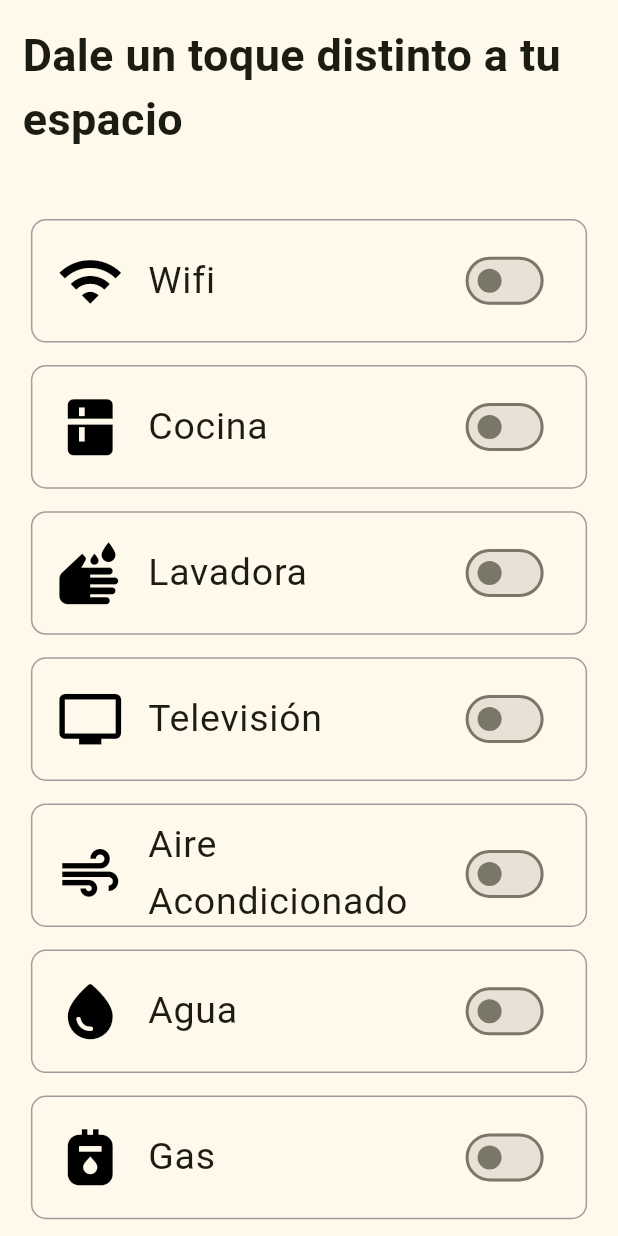
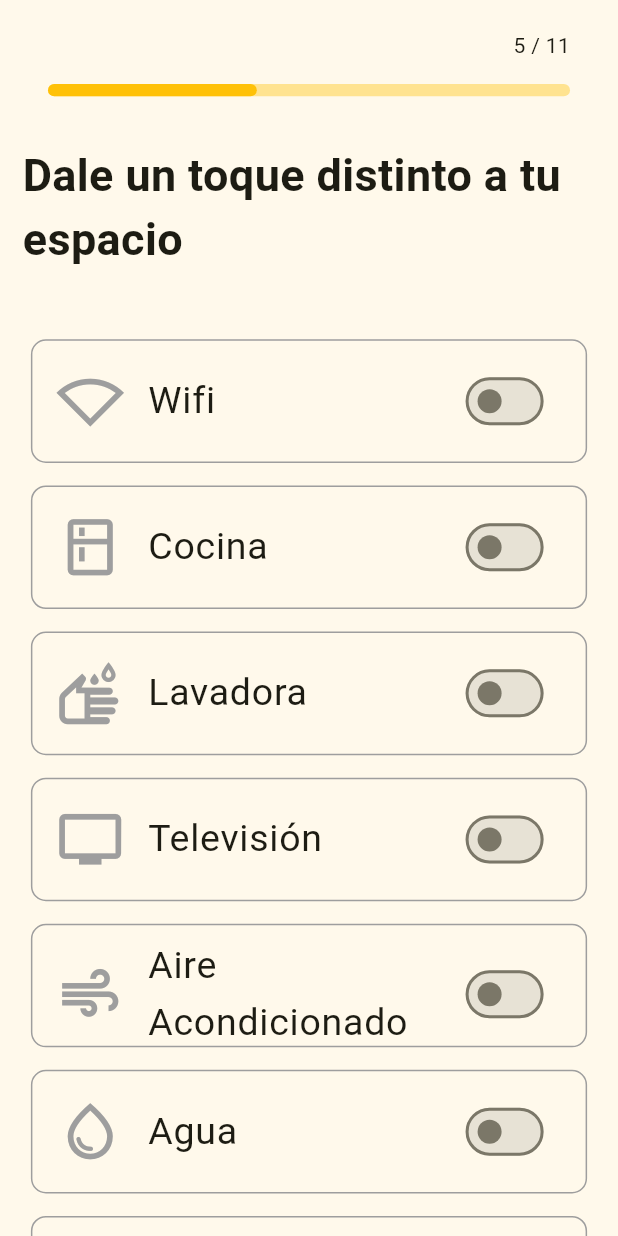
Before and after one commit to CanulMena/StudentHive, a Flutter app: the AppStepsCreatePublications screen opened directly, swiped to page 5, on a phone screen of 412 x 824 dp. Run offline on Flutter 3.47's test engine with Material 3 defaults, Android fonts, the phone set to English and light mode, and no system bars; our stand-ins replace card_swiper, dio, go_router.

Commit message:
Inserto to progress to create publication

```diff
--- a/lib/presentation/delegates/search_publication_delegate.dart
+++ b/lib/presentation/delegates/search_publication_delegate.dart
@@ -24,12 +24,12 @@ class SearchPublicationDelegate extends SearchDelegate{
 
   @override
   Widget buildResults(BuildContext context) {
-    return Text('buildResult');
+    return const Text('buildResult');
   }
 
   @override
   Widget buildSuggestions(BuildContext context) {
-    return Text('buildSuggestions');
+    return const Text('buildSuggestions');
   }
 
 
--- a/lib/presentation/views/widgets/widgets_views/account_view.dart/create_publication/app_steps_create_publications.dart
+++ b/lib/presentation/views/widgets/widgets_views/account_view.dart/create_publication/app_steps_create_publications.dart
@@ -1,8 +1,5 @@
 import 'package:flutter/material.dart';
 import 'package:studenthive/presentation/views/widgets/widgets_views/account_view.dart/create_publication/screen_create_publication.dart';
-import 'package:studenthive/presentation/views/widgets/widgets_views/account_view.dart/create_publication/steps_for_creation_publication/house_add_description.dart';
-import 'package:studenthive/presentation/views/widgets/widgets_views/account_view.dart/create_publication/steps_for_creation_publication/house_add_title.dart';
-import 'package:studenthive/presentation/views/widgets/widgets_views/account_view.dart/create_publication/steps_for_creation_publication/house_price.dart';
 
 class AppStepsCreatePublications extends StatefulWidget {
   const AppStepsCreatePublications({super.key});
@@ -16,12 +13,32 @@ class _AppStepsCreatePublicationsState
     extends State<AppStepsCreatePublications> {
   final PageController _pageController = PageController();
 
+  double _currentPage = 0;
+
+  @override
+  void initState() {
+    super.initState();
+    _pageController.addListener(() {
+      setState(() {
+        _currentPage = _pageController.page!;
+      });
+    });
+  }
+
   @override
   Widget build(BuildContext context) {
     return Scaffold(
-      body: Stack(
+        body: Column(
           children: [
-          PageView(
+            const SizedBox(
+              height: 20,
+            ),
+            Padding(
+              padding: const EdgeInsets.symmetric(horizontal: 32),
+              child: StepProgess(currentStep: _currentPage, steps: 11),
+            ),
+            Expanded(
+              child: PageView(
                 controller: _pageController,
                 children: const [
                   TypeHouse(),
@@ -35,9 +52,13 @@ class _AppStepsCreatePublicationsState
                   HouseAddDescription(),
                   HousePrice(),
                 ],
-          )
+              ),
+            ),
           ],
         ),
+        // bottomNavigationBar: BottomButtons(
+        //   pageController: _pageController,
+        // )
     );
   }
 }
--- /dev/null
+++ b/lib/presentation/views/widgets/widgets_views/account_view.dart/create_publication/routerAnimation/steps_progress.dart
@@ -0,0 +1,70 @@
+import 'package:flutter/material.dart';
+
+class StepProgess extends StatefulWidget {
+  final double currentStep;
+  final int steps;
+
+  const StepProgess({
+    Key? key,
+    required this.currentStep,
+    required this.steps,
+  }) : super(key: key);
+
+  @override
+  State<StepProgess> createState() => _StepProgessState();
+}
+
+class _StepProgessState extends State<StepProgess> {
+  double widhtProgress = 0;
+
+  @override
+  void initState() {
+    _onSizeWidget();
+    super.initState();
+  }
+
+  void _onSizeWidget() {
+    WidgetsBinding.instance.addPostFrameCallback((timeStep) {
+      if (context.size is Size) {
+        Size size = context.size!;
+        widhtProgress = size.width / (widget.steps - 1);
+      }
+    });
+  }
+
+  @override
+  Widget build(BuildContext context) {
+    final size = MediaQuery.of(context).size;
+    return Column(
+      children: [
+        Row(
+          mainAxisAlignment: MainAxisAlignment.end,
+          children: [
+            Text(
+                '${(widget.currentStep + 1).toInt()} / ${widget.steps.toInt()}'),
+          ],
+        ),
+        Container(
+          height: size.height * 0.01,
+          width: size.width * 0.9,
+          margin: const EdgeInsets.symmetric(vertical: 16),
+          // ignore: sort_child_properties_last
+          child: Stack(
+            children: [
+              AnimatedContainer(
+                width: widhtProgress * widget.currentStep,
+                duration: const Duration(milliseconds: 300),
+                decoration: const BoxDecoration(
+                    color: Colors.amber,
+                    borderRadius: BorderRadius.all(Radius.circular(8))),
+              ),
+            ],
+          ),
+          decoration: BoxDecoration(
+              color: Colors.amber.withOpacity(0.4),
+              borderRadius: const BorderRadius.all(Radius.circular(8))),
+        )
+      ],
+    );
+  }
+}
--- a/lib/presentation/views/widgets/widgets_views/account_view.dart/create_publication/screen_create_publication.dart
+++ b/lib/presentation/views/widgets/widgets_views/account_view.dart/create_publication/screen_create_publication.dart
@@ -5,3 +5,7 @@ export 'package:studenthive/presentation/views/widgets/widgets_views/account_vie
 export 'package:studenthive/presentation/views/widgets/widgets_views/account_view.dart/create_publication/steps_for_creation_publication/type_house.dart';
 export 'package:studenthive/presentation/views/widgets/widgets_views/account_view.dart/create_publication/steps_for_creation_publication/who_else.dart';
 export 'package:studenthive/presentation/views/widgets/widgets_views/account_view.dart/create_publication/utils_for_creation_publication/view_images_create_publication.dart';
+export 'package:studenthive/presentation/views/widgets/widgets_views/account_view.dart/create_publication/routerAnimation/steps_progress.dart';
+export 'package:studenthive/presentation/views/widgets/widgets_views/account_view.dart/create_publication/steps_for_creation_publication/house_add_description.dart';
+export 'package:studenthive/presentation/views/widgets/widgets_views/account_view.dart/create_publication/steps_for_creation_publication/house_add_title.dart';
+export 'package:studenthive/presentation/views/widgets/widgets_views/account_view.dart/create_publication/steps_for_creation_publication/house_price.dart';
--- a/lib/presentation/views/widgets/widgets_views/account_view.dart/create_publication/steps_for_creation_publication/house_service.dart
+++ b/lib/presentation/views/widgets/widgets_views/account_view.dart/create_publication/steps_for_creation_publication/house_service.dart
@@ -7,64 +7,72 @@ class HouseService extends StatelessWidget {
   @override
   Widget build(BuildContext context) {
     return Center(
-      child: Column(
-        children: [
+      child: ListView(children: const [
+        Column(children: [
           //? clase que se encuentra en el archivo container_title_appbar.dart
-          const TitleAppbar(title: 'Dale un toque distinto a tu espacio'),
-          const SizedBox(height: 30),
-          Expanded(
-            child: ListView(children: const [
+          TitleAppbar(title: 'Dale un toque distinto a tu espacio'),
+          SizedBox(height: 30),
           Column(
             children: [
               SwitchListTileExample(
-                    icon: Icons.wifi,
+                iconChanged: Icons.signal_wifi_4_bar,
                 text: 'Wifi',
+                icon: Icons.signal_wifi_0_bar_outlined,
               ),
               SizedBox(height: 15),
               SwitchListTileExample(
-                    icon: Icons.kitchen,
+                icon: Icons.kitchen_outlined,
                 text: 'Cocina',
+                iconChanged: Icons.kitchen,
               ),
               SizedBox(height: 15),
               SwitchListTileExample(
-                    icon: Icons.wash,
+                icon: Icons.wash_outlined,
                 text: 'Lavadora',
+                iconChanged: Icons.wash,
               ),
               SizedBox(height: 15),
               SwitchListTileExample(
                 icon: Icons.tv,
                 text: 'Televisión',
+                iconChanged: Icons.tv,
               ),
               SizedBox(height: 15),
               SwitchListTileExample(
                 icon: Icons.air_outlined,
                 text: 'Aire Acondicionado',
+                iconChanged: Icons.air,
               ),
               SizedBox(height: 15),
               SwitchListTileExample(
-                    icon: Icons.water_drop_rounded,
+                icon: Icons.water_drop_outlined,
                 text: 'Agua',
+                iconChanged: Icons.water_drop,
               ),
               SizedBox(height: 15),
               SwitchListTileExample(
-                    icon: Icons.gas_meter,
+                icon: Icons.gas_meter_outlined,
                 text: 'Gas',
+                iconChanged: Icons.gas_meter,
               ),
             ],
           ),
         ]),
-          ),
-        ],
-      ),
+      ]),
     );
   }
 }
 
 class SwitchListTileExample extends StatefulWidget {
-  const SwitchListTileExample(
-      {super.key, required this.icon, required this.text});
+  const SwitchListTileExample({
+    super.key,
+    required this.icon,
+    required this.text,
+    required this.iconChanged,
+  });
   final IconData icon;
   final String text;
+  final IconData iconChanged;
 
   @override
   State<SwitchListTileExample> createState() => _SwitchListTileExampleState();
@@ -76,11 +84,9 @@ class _SwitchListTileExampleState extends State<SwitchListTileExample> {
   @override
   Widget build(BuildContext context) {
     final size = MediaQuery.of(context).size;
-    Color borderColor = Colors.grey;
-    Color iconColor = Colors.black;
+    Color iconColor = Colors.grey;
     if (_selectOption) {
-      borderColor = Colors.blue;
-      iconColor = Colors.blue;
+      iconColor = Colors.amber;
     }
 
     return GestureDetector(
@@ -94,7 +100,7 @@ class _SwitchListTileExampleState extends State<SwitchListTileExample> {
         height: size.height * 0.1,
         decoration: BoxDecoration(
           border: Border.all(
-            color: borderColor,
+            color: _selectOption ? Colors.amber : Colors.grey,
             width: 1,
           ),
           borderRadius: BorderRadius.circular(10),
@@ -112,7 +118,8 @@ class _SwitchListTileExampleState extends State<SwitchListTileExample> {
                 _selectOption = value;
               });
             },
-            secondary: Icon(widget.icon, size: 45, color: iconColor),
+            secondary: Icon(_selectOption ? widget.iconChanged : widget.icon,
+                size: 45, color: iconColor),
           ),
         ),
       ),
--- a/lib/presentation/views/widgets/widgets_views/account_view.dart/create_publication/steps_for_creation_publication/type_house.dart
+++ b/lib/presentation/views/widgets/widgets_views/account_view.dart/create_publication/steps_for_creation_publication/type_house.dart
@@ -96,7 +96,7 @@ class OptionsContainerSelector extends StatelessWidget {
         width: size.width * 0.9,
         decoration: BoxDecoration(
           border: Border.all(
-            color: isSelected ? Colors.blue : Colors.grey,
+            color: isSelected ? Colors.amber : Colors.grey,
             width: 1,
           ),
           borderRadius: BorderRadius.circular(10),
--- a/lib/presentation/views/widgets/widgets_views/account_view.dart/create_publication/steps_for_creation_publication/who_else.dart
+++ b/lib/presentation/views/widgets/widgets_views/account_view.dart/create_publication/steps_for_creation_publication/who_else.dart
@@ -99,7 +99,7 @@ class _ContainerOptionWhoElseState extends State<ContainerOptionWhoElse> {
           ),
           foregroundColor: MaterialStateProperty.all(Colors.black),
           side: MaterialStateProperty.all(
-              BorderSide(color: isSelected ? Colors.cyan : Colors.grey)),
+              BorderSide(color: isSelected ? Colors.amber : Colors.grey)),
         ),
         onPressed: () {
           setState(() {
--- a/lib/presentation/views/widgets/widgets_views/account_view.dart/create_publication/utils_for_creation_publication/view_images_create_publication.dart
+++ b/lib/presentation/views/widgets/widgets_views/account_view.dart/create_publication/utils_for_creation_publication/view_images_create_publication.dart
@@ -8,7 +8,9 @@ class ViewImages extends StatelessWidget {
   Widget build(BuildContext context) {
     Size screenSize = MediaQuery.of(context).size;
     return Center(
-      child: Column(
+      child: ListView(
+        children: [
+          Column(
           children: [
             //? clase que se encuentra en el archivo container_title_appbar.dart
             const TitleAppbar(title: '¿Tus imagenes estan listas?'),
@@ -96,6 +98,8 @@ class ViewImages extends StatelessWidget {
             )
           ],
         ),
+        ],
+      ),
     );
   }
 }
```
Also changed, not shown: lib/presentation/views/widgets/widgets_views/account_view.dart/create_publication/routerAnimation/navbar_button.dart (+54 -16 lines). Lines whose indentation alone changed are shown as unchanged.
